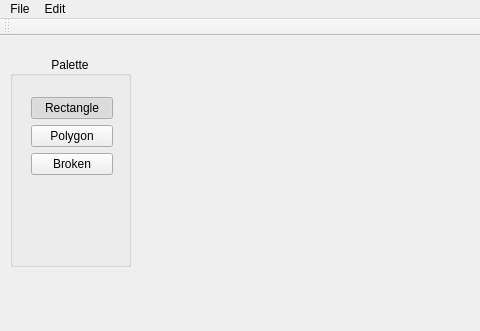
Before: the Qt Designer form mainwindow.ui in vladmazur/Margaret, drawn with Qt 5; both pictures show x 0 to 480 and y 0 to 331 of the 930 by 758 pixel window.
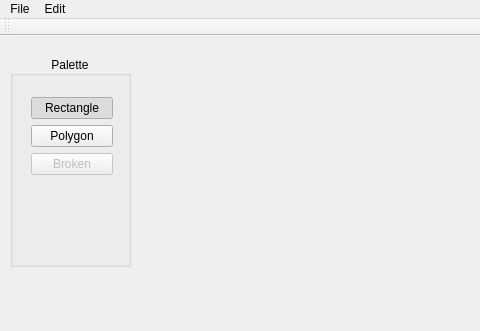
After: the same form once the commit is applied. Custom widgets are drawn as their Qt base class.

```diff
--- a/mainwindow.ui
+++ b/mainwindow.ui
@@ -35,7 +35,7 @@
     <property name="checkable">
      <bool>false</bool>
     </property>
-    <widget class="QWidget" name="">
+    <widget class="QWidget" name="layoutWidget">
      <property name="geometry">
       <rect>
        <x>10</x>
@@ -75,7 +75,10 @@
        </widget>
       </item>
       <item>
-       <widget class="QPushButton" name="pushButton_4">
+       <widget class="QPushButton" name="brokenBu">
+        <property name="enabled">
+         <bool>false</bool>
+        </property>
         <property name="text">
          <string>Broken</string>
         </property>
```
Left out of the diff: 7 changed lines with no effect on the pictures.
